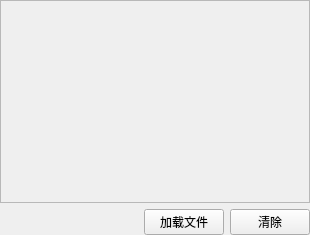
This is testopencv/src/testqtopencv/CascadeWidget.ui in chenyue0102/mytestchenyue as Qt 5 draws it before an edit. The edited form follows.
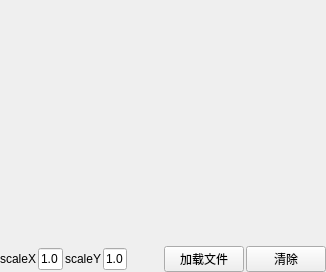
This is the edited form.

The edit to the form file:
```diff
--- a/testopencv/src/testqtopencv/CascadeWidget.ui
+++ b/testopencv/src/testqtopencv/CascadeWidget.ui
@@ -6,8 +6,8 @@
    <rect>
     <x>0</x>
     <y>0</y>
-    <width>310</width>
-    <height>235</height>
+    <width>326</width>
+    <height>272</height>
    </rect>
   </property>
   <property name="windowTitle">
@@ -28,6 +28,9 @@
    </property>
    <item>
     <widget class="QScrollArea" name="scrollArea">
+     <property name="frameShape">
+      <enum>QFrame::NoFrame</enum>
+     </property>
      <property name="widgetResizable">
       <bool>true</bool>
      </property>
@@ -36,8 +39,8 @@
        <rect>
         <x>0</x>
         <y>0</y>
-        <width>308</width>
-        <height>204</height>
+        <width>326</width>
+        <height>243</height>
        </rect>
       </property>
       <layout class="QVBoxLayout" name="verticalLayout_2">
@@ -63,6 +66,9 @@
    <item>
     <widget class="QWidget" name="widget" native="true">
      <layout class="QHBoxLayout" name="horizontalLayout">
+      <property name="spacing">
+       <number>2</number>
+      </property>
       <property name="leftMargin">
        <number>0</number>
       </property>
@@ -76,7 +82,44 @@
        <number>0</number>
       </property>
       <item>
-       <widget class="QLabel" name="labelFilePath"/>
+       <widget class="QLabel" name="label">
+        <property name="text">
+         <string>scaleX</string>
+        </property>
+       </widget>
+      </item>
+      <item>
+       <widget class="QLineEdit" name="lineEditX">
+        <property name="maximumSize">
+         <size>
+          <width>30</width>
+          <height>16777215</height>
+         </size>
+        </property>
+        <property name="text">
+         <string>1.0</string>
+        </property>
+       </widget>
+      </item>
+      <item>
+       <widget class="QLabel" name="label_2">
+        <property name="text">
+         <string>scaleY</string>
+        </property>
+       </widget>
+      </item>
+      <item>
+       <widget class="QLineEdit" name="lineEditY">
+        <property name="maximumSize">
+         <size>
+          <width>30</width>
+          <height>16777215</height>
+         </size>
+        </property>
+        <property name="text">
+         <string>1.0</string>
+        </property>
+       </widget>
       </item>
       <item>
        <spacer name="horizontalSpacer">
```
